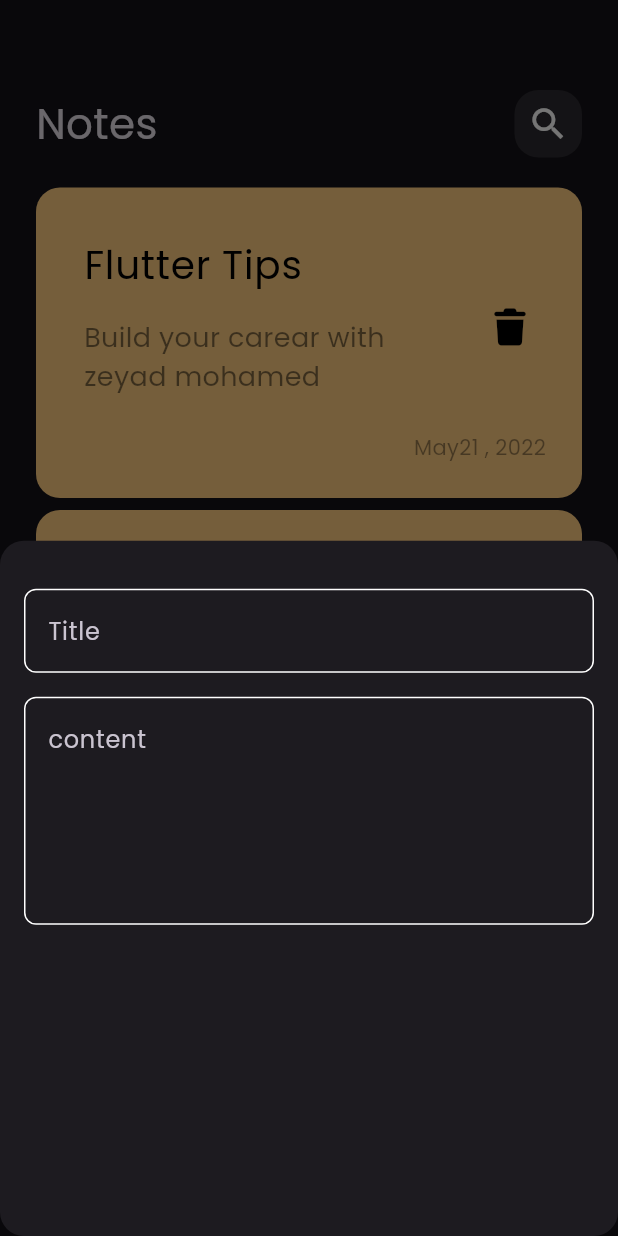
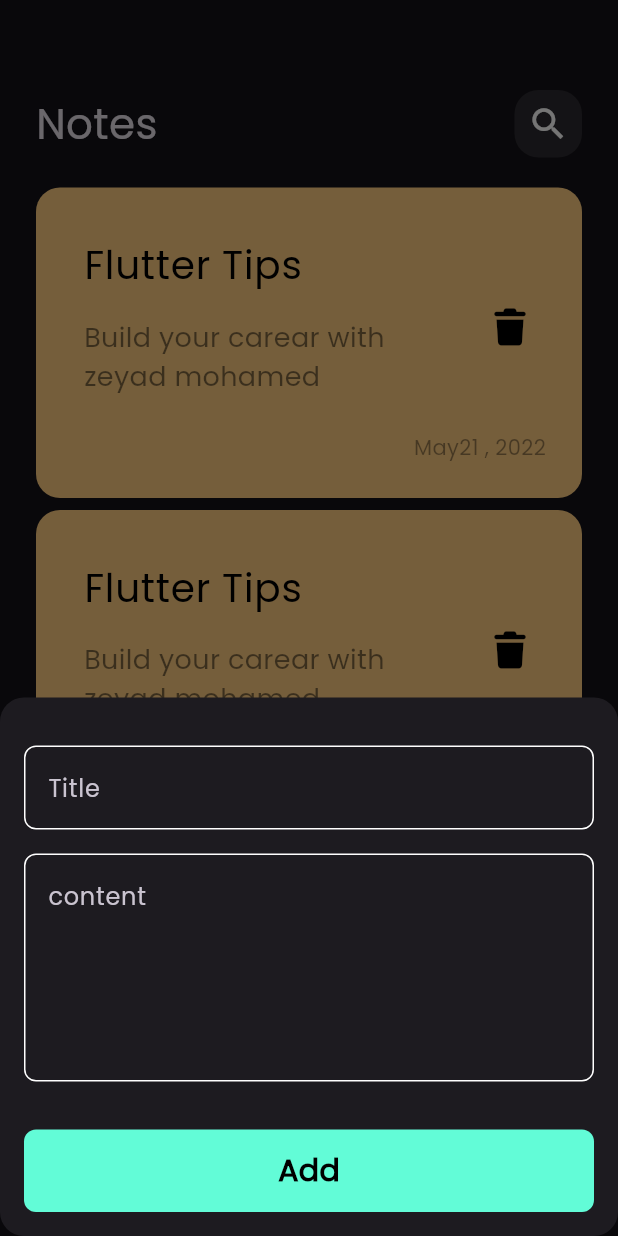
Before and after one commit to zeyadmomo90-crypto/Note_app, a Flutter app: the screen it shows after launch, after a tap on the "add" icon, on a phone screen of 412 x 824 dp. Run offline on Flutter 3.47's test engine with Material 3 defaults, Android fonts, the phone set to English and light mode, and no system bars; our stand-ins replace font_awesome_flutter.

Commit message:
finsh custom button

```diff
--- a/lib/Views/widgets/add_note_bottom_sheet.dart
+++ b/lib/Views/widgets/add_note_bottom_sheet.dart
@@ -1,5 +1,7 @@
 import 'package:flutter/material.dart';
+import 'package:test/Constance.dart';
 import 'package:test/Views/widgets/Custom_Text_filed.dart';
+import 'package:test/Views/widgets/custome_button.dart';
 
 class AddNoteButtomSheet extends StatelessWidget {
   const AddNoteButtomSheet({super.key});
@@ -8,13 +10,18 @@ class AddNoteButtomSheet extends StatelessWidget {
   Widget build(BuildContext context) {
     return Padding(
       padding: const EdgeInsets.symmetric(horizontal: 16),
+      child: SingleChildScrollView(
         child: Column(
           children: [
             SizedBox(height: 32),
             CustomTextFiled(HintText: 'Title'),
             SizedBox(height: 16),
             CustomTextFiled(HintText: 'content', maxlines: 5),
+            SizedBox(height: 32),
+            Custombutton(),
+            SizedBox(height: 16),
           ],
+        ),
       ),
     );
   }
--- /dev/null
+++ b/lib/Views/widgets/custome_button.dart
@@ -0,0 +1,28 @@
+import 'package:flutter/material.dart';
+import 'package:test/Constance.dart';
+
+class Custombutton extends StatelessWidget {
+  const Custombutton({super.key});
+
+  @override
+  Widget build(BuildContext context) {
+    return Container(
+      decoration: BoxDecoration(
+        color: Kprimarycolor,
+        borderRadius: BorderRadius.circular(8),
+      ),
+      width: MediaQuery.of(context).size.width,
+      height: 55,
+      child: Center(
+        child: Text(
+          'Add',
+          style: TextStyle(
+            color: Colors.black,
+            fontSize: 20,
+            fontWeight: FontWeight.bold,
+          ),
+        ),
+      ),
+    );
+  }
+}
```
Lines whose indentation alone changed are shown as unchanged.
